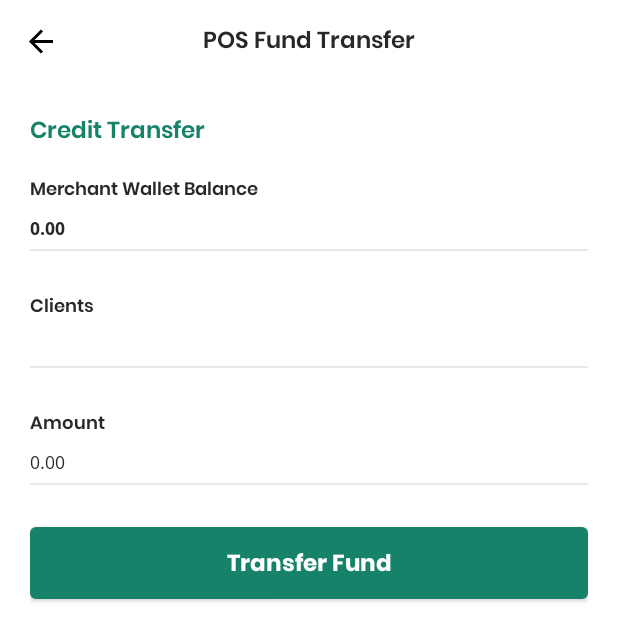
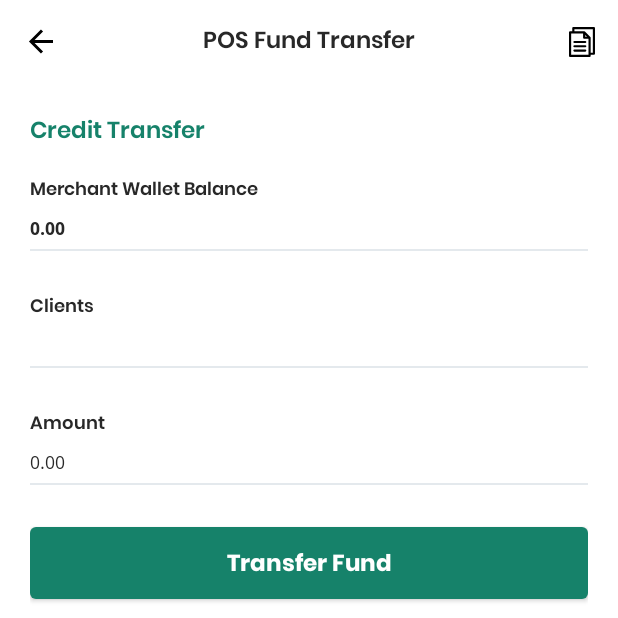
Before and after one commit to mikeds/UM20004-bpaymerchant, an Android app: the ClientFundFragment screen opened through its navigation route, in the side drawer, after a tap on "POS Fund Transfer", on a phone screen of 412 x 824 dp, the top half of it. Run offline under Robolectric (Android 15) with nearby library versions, the phone set to English and light mode, and no system bars; our stand-ins replace Dagger/Hilt's generated code, Timber, navigation-ui; libraries missing offline, so code that uses them is left out: com.amulyakhare.textdrawable; 1 statement that could not run was skipped.

Commit message:
Added menu option (documents) in Client Transfer and POS Transfer

```diff
--- a/bambupay-merchant/src/main/java/com/uxi/bambupaymerchant/fragment/ClientFundFragment.kt
+++ b/bambupay-merchant/src/main/java/com/uxi/bambupaymerchant/fragment/ClientFundFragment.kt
@@ -1,10 +1,7 @@
 package com.uxi.bambupaymerchant.fragment
 
 import android.os.Bundle
-import android.view.LayoutInflater
-import android.view.MenuItem
-import android.view.View
-import android.view.ViewGroup
+import android.view.*
 import androidx.fragment.app.Fragment
 import androidx.lifecycle.Observer
 import androidx.lifecycle.ViewModelProviders
@@ -31,6 +28,11 @@ class ClientFundFragment : Fragment() {
         return root
     }
 
+    override fun onCreateOptionsMenu(menu: Menu, inflater: MenuInflater) {
+        inflater.inflate(R.menu.menu, menu);
+        super.onCreateOptionsMenu(menu, inflater)
+    }
+
     override fun onOptionsItemSelected(item: MenuItem): Boolean {
         val activity = activity as? MainActivity
         return when (item.itemId) {
--- a/bambupay-merchant/src/main/java/com/uxi/bambupaymerchant/fragment/POSFundFragment.kt
+++ b/bambupay-merchant/src/main/java/com/uxi/bambupaymerchant/fragment/POSFundFragment.kt
@@ -1,10 +1,7 @@
 package com.uxi.bambupaymerchant.fragment
 
 import android.os.Bundle
-import android.view.LayoutInflater
-import android.view.MenuItem
-import android.view.View
-import android.view.ViewGroup
+import android.view.*
 import androidx.fragment.app.Fragment
 import androidx.lifecycle.Observer
 import androidx.lifecycle.ViewModelProviders
@@ -31,6 +28,11 @@ class POSFundFragment : Fragment() {
         return root
     }
 
+    override fun onCreateOptionsMenu(menu: Menu, inflater: MenuInflater) {
+        inflater.inflate(R.menu.menu, menu);
+        super.onCreateOptionsMenu(menu, inflater)
+    }
+
     override fun onOptionsItemSelected(item: MenuItem): Boolean {
         val activity = activity as? MainActivity
         return when (item.itemId) {
--- /dev/null
+++ b/bambupay-merchant/src/main/res/drawable/ic_document.xml
@@ -0,0 +1,18 @@
+<vector xmlns:android="http://schemas.android.com/apk/res/android"
+    android:width="17dp"
+    android:height="19.833dp"
+    android:viewportWidth="17"
+    android:viewportHeight="19.833">
+  <path
+      android:fillColor="#FF000000"
+      android:pathData="M16.292,0L2.833,0a0.708,0.708 0,0 0,-0.708 0.708L2.125,2.833L0.708,2.833a0.708,0.708 0,0 0,-0.708 0.708L0,19.125a0.708,0.708 0,0 0,0.708 0.708h12.75a0.708,0.708 0,0 0,0.708 -0.708v-0.708h2.125a0.708,0.708 0,0 0,0.708 -0.708v-17A0.708,0.708 0,0 0,16.292 0ZM12.75,18.417L1.417,18.417L1.417,4.25h7.792L9.209,7.083a0.708,0.708 0,0 0,0.708 0.708h2.833L12.75,18.417ZM10.625,6.375L10.625,5.252l1.123,1.123ZM15.583,17L14.167,17L14.167,7.083a0.717,0.717 0,0 0,-0.208 -0.5L10.417,3.04a0.717,0.717 0,0 0,-0.5 -0.207L3.542,2.833L3.542,1.417L15.583,1.417Z"/>
+  <path
+      android:fillColor="#FF000000"
+      android:pathData="M10.625,9.208h-7.083a0.708,0.708 0,1 0,0 1.417h7.083a0.708,0.708 0,1 0,0 -1.417Z"/>
+  <path
+      android:fillColor="#FF000000"
+      android:pathData="M10.625,12.042h-7.083a0.708,0.708 0,0 0,0 1.417h7.083a0.708,0.708 0,1 0,0 -1.417Z"/>
+  <path
+      android:fillColor="#FF000000"
+      android:pathData="M10.625,14.875h-7.083a0.708,0.708 0,1 0,0 1.417h7.083a0.708,0.708 0,1 0,0 -1.417Z"/>
+</vector>
--- /dev/null
+++ b/bambupay-merchant/src/main/res/menu/menu.xml
@@ -0,0 +1,10 @@
+<?xml version="1.0" encoding="utf-8"?>
+<menu xmlns:android="http://schemas.android.com/apk/res/android"
+    xmlns:app="http://schemas.android.com/apk/res-auto">
+    <item
+        android:id="@+id/action_documents"
+        android:icon="@drawable/ic_document"
+        android:orderInCategory="100"
+        android:title="@string/action_documents"
+        app:showAsAction="always" />
+</menu>
--- a/bambupay-merchant/src/main/res/values/strings.xml
+++ b/bambupay-merchant/src/main/res/values/strings.xml
@@ -1,6 +1,7 @@
 <resources>
     <string name="app_name">BambuPayMerchant</string>
     <string name="action_settings">Settings</string>
+    <string name="action_documents">Documents</string>
     <!-- Strings used for fragments for navigation -->
     <string name="first_fragment_label">First Fragment</string>
     <string name="second_fragment_label">Second Fragment</string>
```
